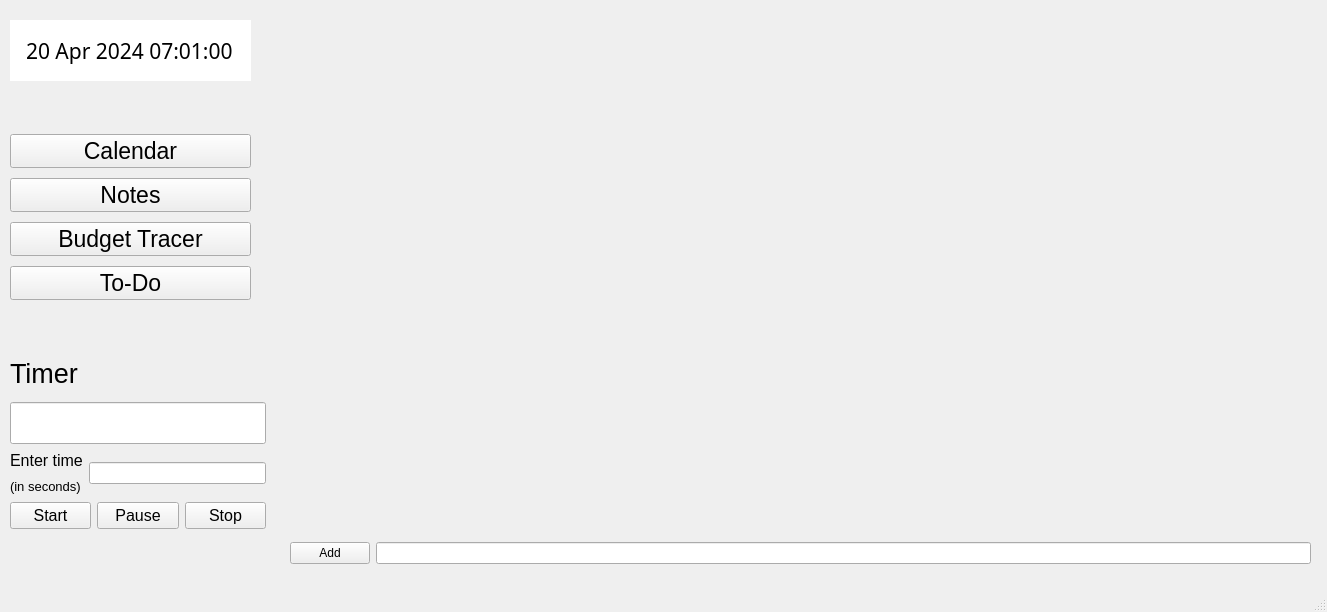
Old version of the form TimeManagementApp-CPP/mainwindow.ui in the repository intothenextportal/school-project1.
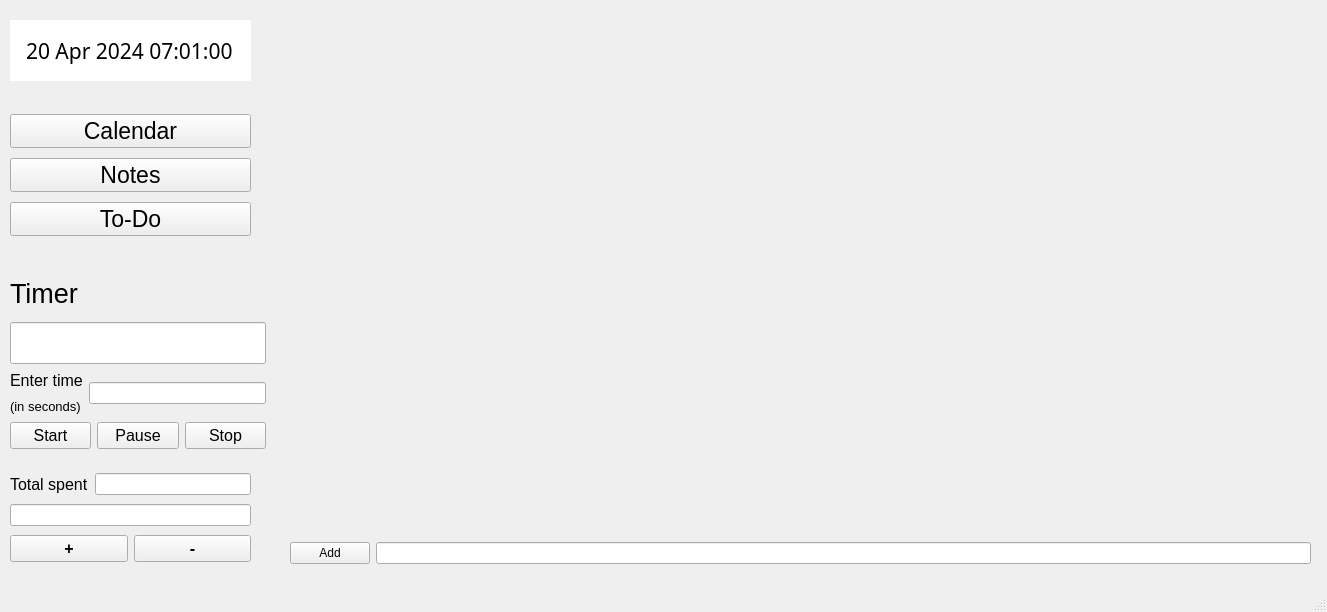
New version of the form.

The edit to the form file:
```diff
--- a/TimeManagementApp-CPP/mainwindow.ui
+++ b/TimeManagementApp-CPP/mainwindow.ui
@@ -87,12 +87,24 @@
     <property name="geometry">
      <rect>
       <x>10</x>
-      <y>130</y>
+      <y>110</y>
       <width>241</width>
-      <height>176</height>
+      <height>131</height>
      </rect>
     </property>
     <layout class="QGridLayout" name="gridLayout_4">
+     <item row="2" column="0">
+      <widget class="QPushButton" name="todoBtn">
+       <property name="font">
+        <font>
+         <pointsize>17</pointsize>
+        </font>
+       </property>
+       <property name="text">
+        <string>To-Do</string>
+       </property>
+      </widget>
+     </item>
      <item row="0" column="0">
       <widget class="QPushButton" name="calendarBtn">
        <property name="font">
@@ -117,37 +129,13 @@
        </property>
       </widget>
      </item>
-     <item row="2" column="0">
-      <widget class="QPushButton" name="budgetTrackerBtn">
-       <property name="font">
-        <font>
-         <pointsize>17</pointsize>
-        </font>
-       </property>
-       <property name="text">
-        <string>Budget Tracer</string>
-       </property>
-      </widget>
-     </item>
-     <item row="3" column="0">
-      <widget class="QPushButton" name="todoBtn">
-       <property name="font">
-        <font>
-         <pointsize>17</pointsize>
-        </font>
-       </property>
-       <property name="text">
-        <string>To-Do</string>
-       </property>
-      </widget>
-     </item>
     </layout>
    </widget>
    <widget class="QWidget" name="layoutWidget">
     <property name="geometry">
      <rect>
       <x>10</x>
-      <y>350</y>
+      <y>270</y>
       <width>256</width>
       <height>179</height>
      </rect>
@@ -250,7 +238,7 @@
      </item>
     </layout>
    </widget>
-   <widget class="QWidget" name="">
+   <widget class="QWidget" name="layoutWidget">
     <property name="geometry">
      <rect>
       <x>290</x>
@@ -272,6 +260,78 @@
      </item>
     </layout>
    </widget>
+   <widget class="QWidget" name="layoutWidget">
+    <property name="geometry">
+     <rect>
+      <x>10</x>
+      <y>470</y>
+      <width>241</width>
+      <height>95</height>
+     </rect>
+    </property>
+    <layout class="QGridLayout" name="gridLayout_3">
+     <item row="0" column="0">
+      <layout class="QHBoxLayout" name="horizontalLayout_3">
+       <item>
+        <widget class="QLabel" name="totalSpentLabel">
+         <property name="font">
+          <font>
+           <pointsize>12</pointsize>
+          </font>
+         </property>
+         <property name="text">
+          <string>Total spent</string>
+         </property>
+        </widget>
+       </item>
+       <item>
+        <widget class="QLineEdit" name="leTotalSpent">
+         <property name="readOnly">
+          <bool>true</bool>
+         </property>
+        </widget>
+       </item>
+      </layout>
+     </item>
+     <item row="1" column="0">
+      <widget class="QLineEdit" name="leBudgetEntry">
+       <property name="readOnly">
+        <bool>false</bool>
+       </property>
+      </widget>
+     </item>
+     <item row="2" column="0">
+      <layout class="QHBoxLayout" name="horizontalLayout_4">
+       <item>
+        <widget class="QPushButton" name="addBudgetBtn">
+         <property name="font">
+          <font>
+           <pointsize>12</pointsize>
+           <bold>true</bold>
+          </font>
+         </property>
+         <property name="text">
+          <string>+</string>
+         </property>
+        </widget>
+       </item>
+       <item>
+        <widget class="QPushButton" name="minusBudgetBtn">
+         <property name="font">
+          <font>
+           <pointsize>12</pointsize>
+           <bold>true</bold>
+          </font>
+         </property>
+         <property name="text">
+          <string>-</string>
+         </property>
+        </widget>
+       </item>
+      </layout>
+     </item>
+    </layout>
+   </widget>
   </widget>
   <widget class="QMenuBar" name="menubar">
    <property name="geometry">
```
